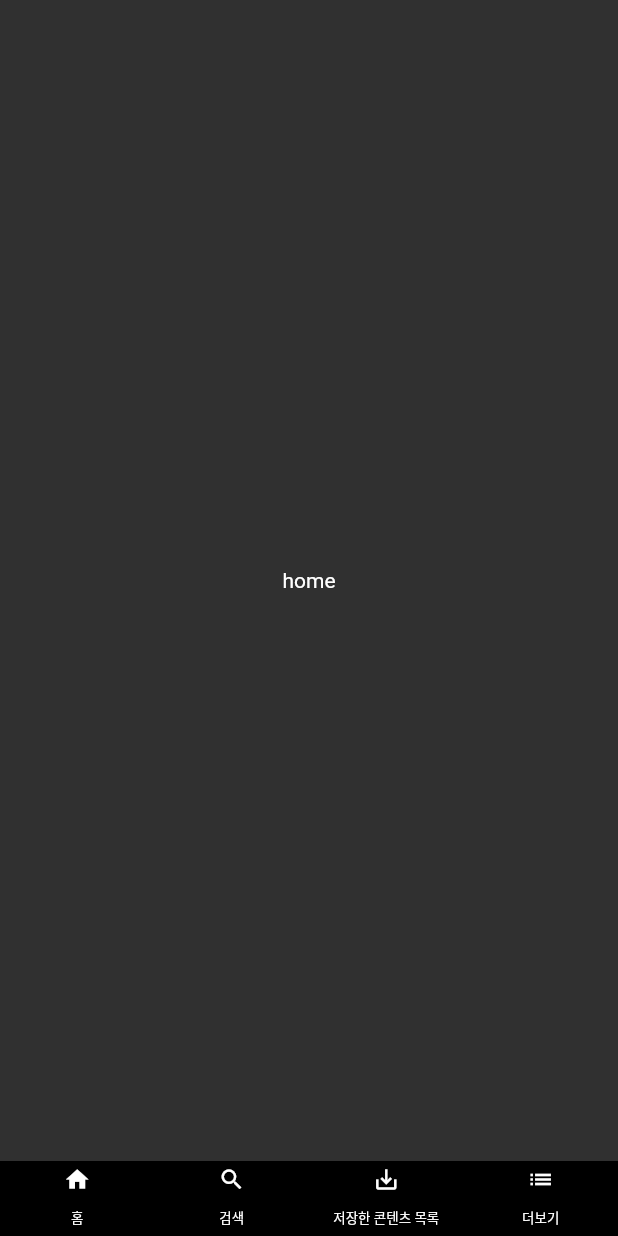
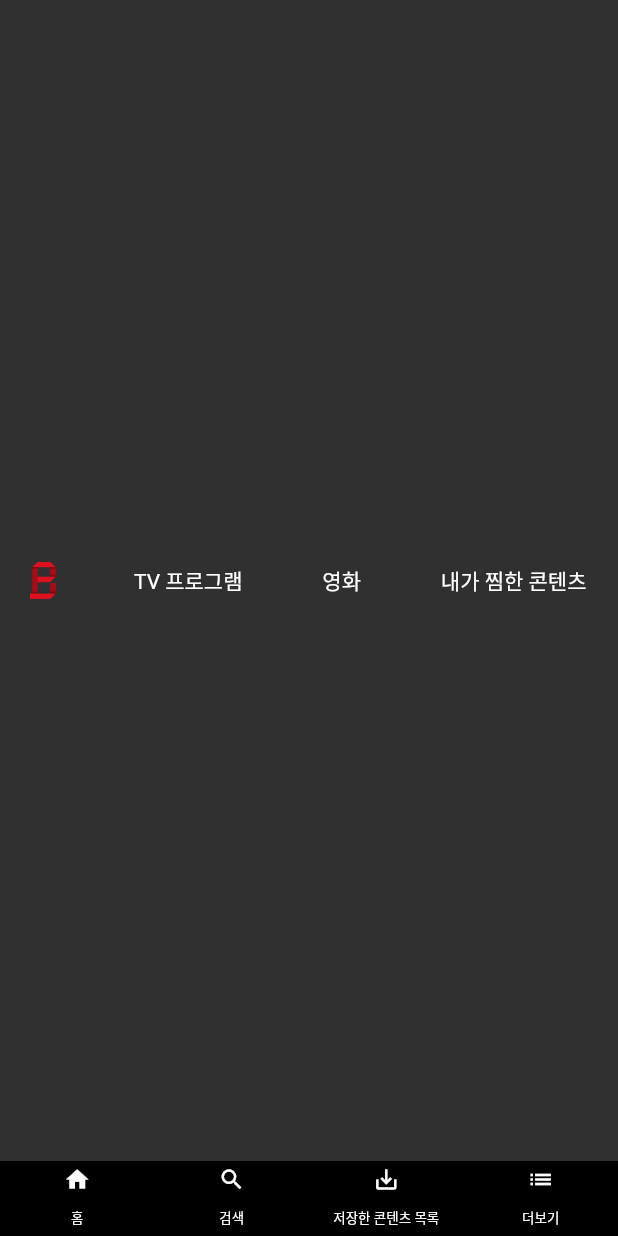
Before and after one commit to zedonora/flutter_netflix, a Flutter app: the screen it shows after launch, on a phone screen of 412 x 824 dp. Run offline on Flutter 3.47's test engine with Material 2 defaults, Android fonts, the phone set to English and light mode, and no system bars.

Commit message:
home scrren add

```diff
--- a/lib/main.dart
+++ b/lib/main.dart
@@ -1,4 +1,5 @@
 import 'package:flutter/material.dart';
+import 'package:flutter_netflix/screen/home_screen.dart';
 
 import 'widget/bottom_bar.dart';
 
@@ -27,11 +28,7 @@ class _MyAppState extends State<MyApp> {
               body: TabBarView(
                 physics: NeverScrollableScrollPhysics(),
                 children: <Widget>[
-                  Container(
-                    child: Center(
-                      child: Text('home'),
-                    )
-                  ),
+                  HomeScreen(),
                   Container(
                     child: Center(
                       child: Text('search'),
--- /dev/null
+++ b/lib/screen/home_screen.dart
@@ -0,0 +1,57 @@
+import 'package:flutter/material.dart';
+
+class HomeScreen extends StatefulWidget {
+  @override
+  _HomeScreenState createState() => _HomeScreenState();
+}
+
+class _HomeScreenState extends State<HomeScreen> {
+  @override
+  void initState() {
+    super.initState();
+  }
+
+  @override
+  Widget build(BuildContext context) {
+    return TopBar();
+  }
+}
+
+class TopBar extends StatelessWidget {
+  @override
+  Widget build(BuildContext context) {
+    return Container(
+        padding: EdgeInsets.fromLTRB(20, 7, 20, 7),
+        child: Row(
+          mainAxisAlignment: MainAxisAlignment.spaceBetween,
+          children: <Widget>[
+            Image.asset(
+              'images/ygflix_logo.png',
+              fit: BoxFit.contain,
+              height: 25,
+            ),
+            Container(
+              padding: EdgeInsets.only(right: 1),
+              child: Text(
+                'TV 프로그램',
+                style: TextStyle(fontSize: 14),
+              ),
+            ),
+            Container(
+              padding: EdgeInsets.only(right: 1),
+              child: Text(
+                '영화',
+                style: TextStyle(fontSize: 14),
+              ),
+            ),
+            Container(
+              padding: EdgeInsets.only(right: 1),
+              child: Text(
+                '내가 찜한 콘텐츠',
+                style: TextStyle(fontSize: 14),
+              ),
+            ),
+          ],
+        ));
+  }
+}
--- a/pubspec.yaml
+++ b/pubspec.yaml
@@ -45,9 +45,8 @@ flutter:
   uses-material-design: true
 
   # To add assets to your application, add an assets section, like this:
-  # assets:
-  #   - images/a_dot_burr.jpeg
-  #   - images/a_dot_ham.jpeg
+  assets:
+    - images/ygflix_logo.png
 
   # An image asset can refer to one or more resolution-specific "variants", see
   # https://flutter.dev/assets-and-images/#resolution-aware.
```
Also changed, not shown: images/ygflix_logo.png (added).
